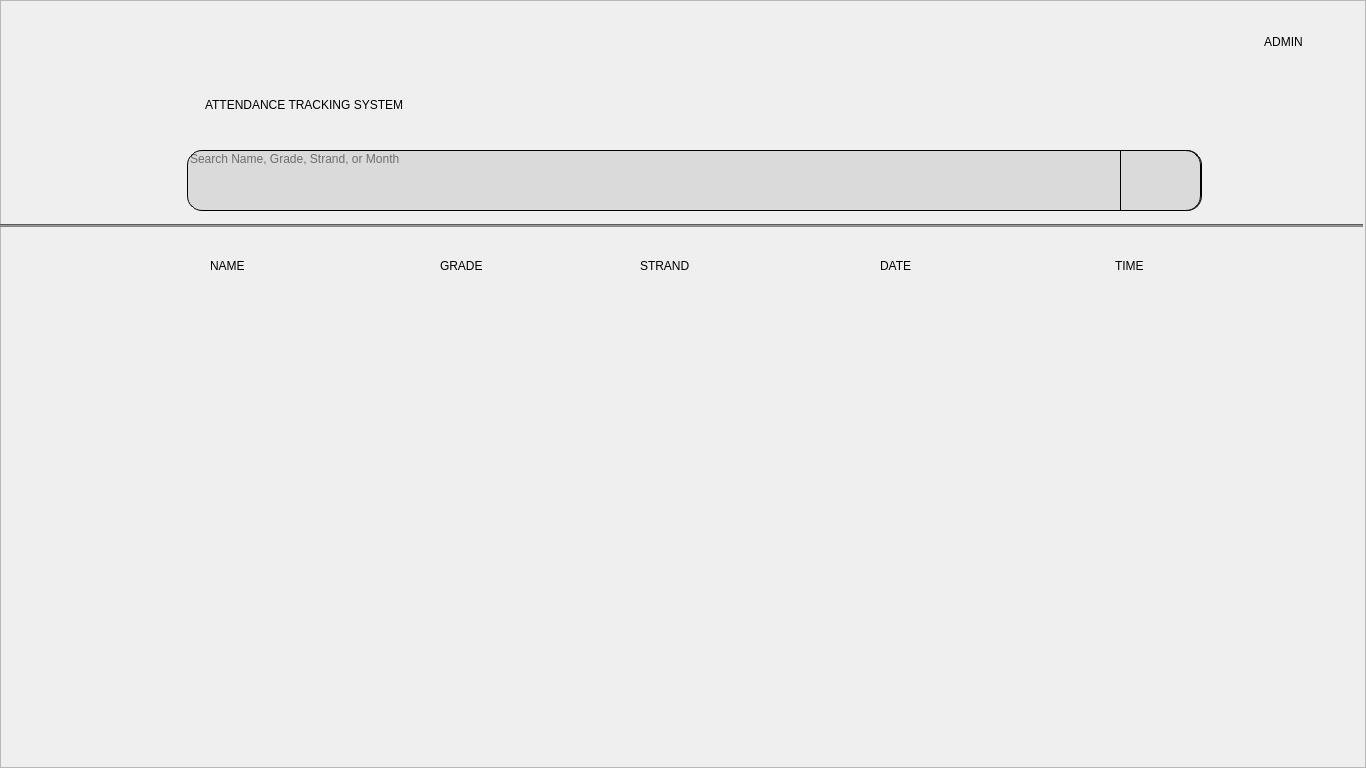
Above: ui/admin.ui from HimoJCode/Automated-Attendance-Tracking before the change. Below: the same form after it.
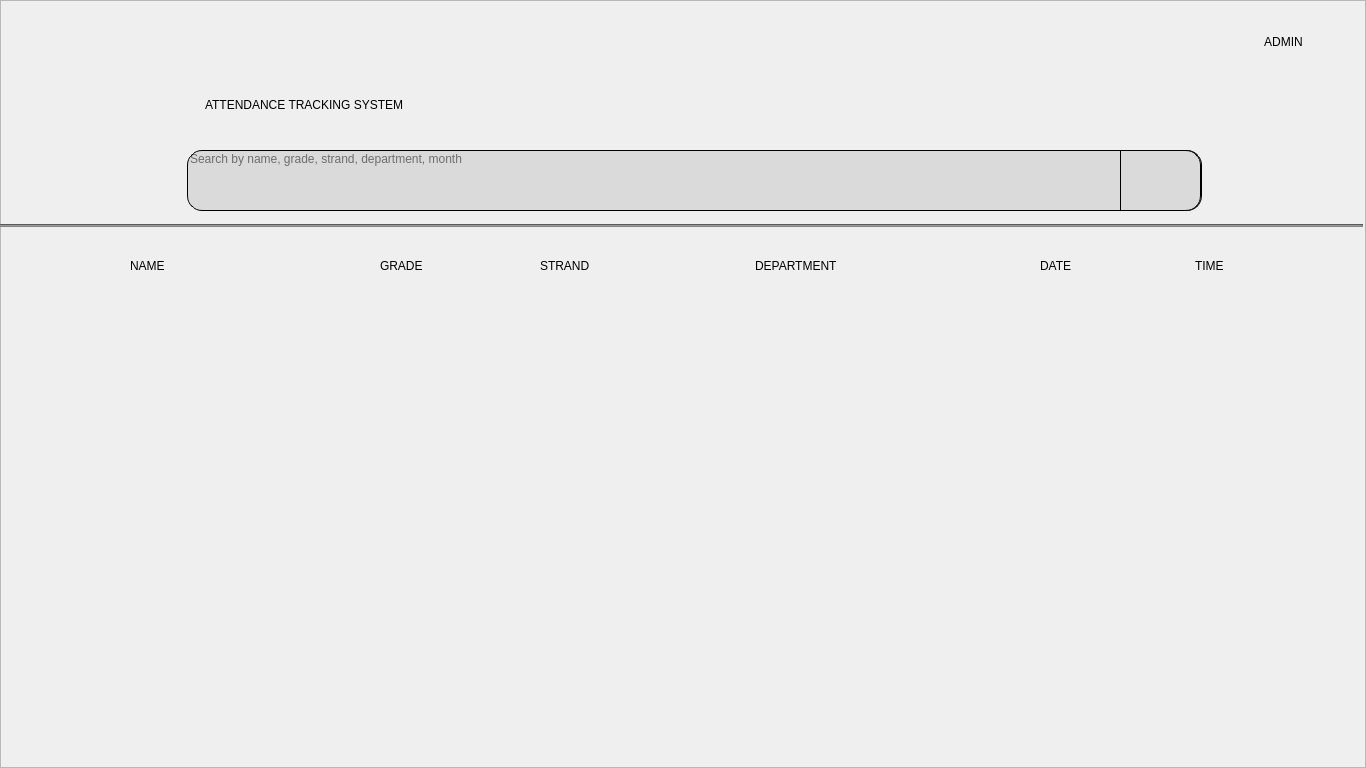
That is the form after the change. Icons and pictures are not drawn.

Commit message: Done but in the change admin in the superadmin have bug

```diff
--- a/ui/admin.ui
+++ b/ui/admin.ui
@@ -141,7 +141,7 @@
         <set>Qt::AlignLeading|Qt::AlignLeft|Qt::AlignTop</set>
        </property>
        <property name="placeholderText">
-        <string>Search Name, Grade, Strand, or Month</string>
+        <string>Search by name, grade, strand, department, month</string>
        </property>
       </widget>
       <widget class="QLabel" name="label">
@@ -328,7 +328,7 @@
       <widget class="QLabel" name="nameLogs">
        <property name="geometry">
         <rect>
-         <x>210</x>
+         <x>130</x>
          <y>250</y>
          <width>101</width>
          <height>31</height>
@@ -346,7 +346,7 @@
       <widget class="QLabel" name="gradeLogs">
        <property name="geometry">
         <rect>
-         <x>440</x>
+         <x>380</x>
          <y>250</y>
          <width>121</width>
          <height>31</height>
@@ -364,7 +364,7 @@
       <widget class="QLabel" name="strandLogs">
        <property name="geometry">
         <rect>
-         <x>640</x>
+         <x>540</x>
          <y>250</y>
          <width>121</width>
          <height>31</height>
@@ -382,7 +382,7 @@
       <widget class="QLabel" name="dateLogs">
        <property name="geometry">
         <rect>
-         <x>880</x>
+         <x>1040</x>
          <y>250</y>
          <width>91</width>
          <height>31</height>
@@ -400,7 +400,7 @@
       <widget class="QLabel" name="timeLogs">
        <property name="geometry">
         <rect>
-         <x>1115</x>
+         <x>1195</x>
          <y>250</y>
          <width>81</width>
          <height>31</height>
@@ -418,9 +418,9 @@
       <widget class="QTableWidget" name="attendanceTableWidget">
        <property name="geometry">
         <rect>
-         <x>100</x>
-         <y>300</y>
-         <width>1181</width>
+         <x>55</x>
+         <y>280</y>
+         <width>1251</width>
          <height>401</height>
         </rect>
        </property>
@@ -432,12 +432,12 @@
     gridline-color: transparent;
     outline: none;
     padding: 5px;
-    font-size: 30px;
-}
-QHeaderView::section {
-    background-color: transparent;
-    color: #000000;
     font-size: 20px;
+}
+QHeaderView::section {
+    background-color: transparent;
+    color: #000000;
+    font-size: 15px;
     border: none;
     padding: 5px;
     text-align: left;  /* Align header titles consistently */
@@ -461,7 +461,7 @@
 
 QHeaderView::section:horizontal {
     background-color: transparent;
-    color: 000000;
+    color: #000000;
     border: none;
     font-size: 15px;
 }
@@ -527,6 +527,11 @@
          <set>AlignLeading|AlignVCenter</set>
         </property>
        </column>
+       <column>
+        <property name="text">
+         <string>Department</string>
+        </property>
+       </column>
        <column>
         <property name="text">
          <string>Date</string>
@@ -547,8 +552,8 @@
       <widget class="QLabel" name="noDataLabel">
        <property name="geometry">
         <rect>
-         <x>460</x>
-         <y>320</y>
+         <x>455</x>
+         <y>330</y>
          <width>561</width>
          <height>41</height>
         </rect>
@@ -562,6 +567,24 @@
         <string/>
        </property>
       </widget>
+      <widget class="QLabel" name="strandLogs_2">
+       <property name="geometry">
+        <rect>
+         <x>755</x>
+         <y>250</y>
+         <width>151</width>
+         <height>31</height>
+        </rect>
+       </property>
+       <property name="styleSheet">
+        <string notr="true">font: 87 15pt &quot;Segoe UI Black&quot;;
+background: transparent;
+color: #000000;</string>
+       </property>
+       <property name="text">
+        <string>DEPARTMENT</string>
+       </property>
+      </widget>
       <zorder>time_label</zorder>
       <zorder>line</zorder>
       <zorder>searchBar</zorder>
```
Left out of the diff: 47 changed lines with no effect on the pictures. The commit also changes 4 other files.
